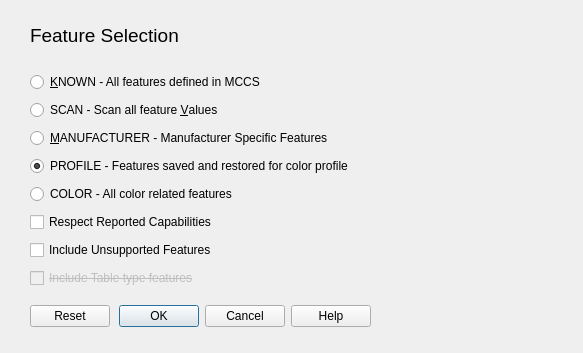
This is src/option_dialogs/feature_selection_dialog.ui in rockowitz/ddcui as Qt 5 draws it before an edit. The edited form follows.
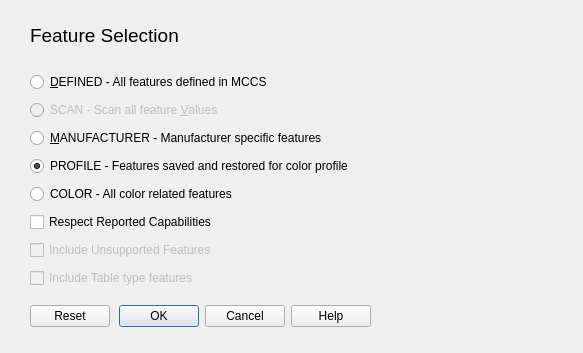
This is the edited form.

Commit message: 1) Fix the cause of a segfault when reading getting NC feature values from the capabilities string but no values were specified.

```diff
--- a/src/option_dialogs/feature_selection_dialog.ui
+++ b/src/option_dialogs/feature_selection_dialog.ui
@@ -60,21 +60,32 @@
     <item>
      <widget class="QRadioButton" name="known_radioButton">
       <property name="text">
-       <string>&amp;KNOWN - All features defined in MCCS</string>
+       <string>&amp;DEFINED - All features defined in MCCS</string>
       </property>
      </widget>
     </item>
     <item>
      <widget class="QRadioButton" name="scan_radioButton">
+      <property name="enabled">
+       <bool>false</bool>
+      </property>
+      <property name="font">
+       <font>
+        <strikeout>false</strikeout>
+       </font>
+      </property>
       <property name="text">
        <string>SCAN - Scan all feature &amp;Values</string>
       </property>
+      <property name="checkable">
+       <bool>false</bool>
+      </property>
      </widget>
     </item>
     <item>
      <widget class="QRadioButton" name="mfg_RadioButton">
       <property name="text">
-       <string>&amp;MANUFACTURER - Manufacturer Specific Features</string>
+       <string>&amp;MANUFACTURER - Manufacturer specific features</string>
       </property>
      </widget>
     </item>
@@ -104,11 +115,19 @@
     </item>
     <item>
      <widget class="QCheckBox" name="show_unsupported_checkBox">
+      <property name="enabled">
+       <bool>false</bool>
+      </property>
+      <property name="font">
+       <font>
+        <strikeout>false</strikeout>
+       </font>
+      </property>
       <property name="text">
        <string>Include Unsupported Features</string>
       </property>
       <property name="checkable">
-       <bool>true</bool>
+       <bool>false</bool>
       </property>
      </widget>
     </item>
@@ -119,7 +138,7 @@
       </property>
       <property name="font">
        <font>
-        <strikeout>true</strikeout>
+        <strikeout>false</strikeout>
        </font>
       </property>
       <property name="text">
```
The commit also changes 12 other files.
